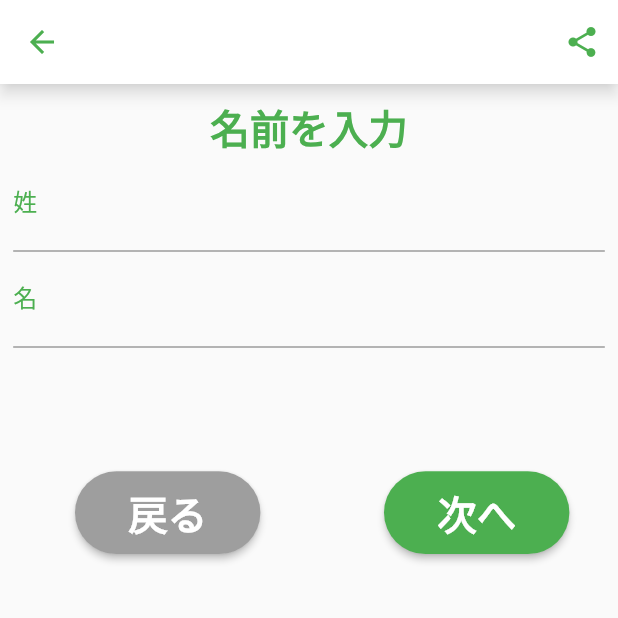
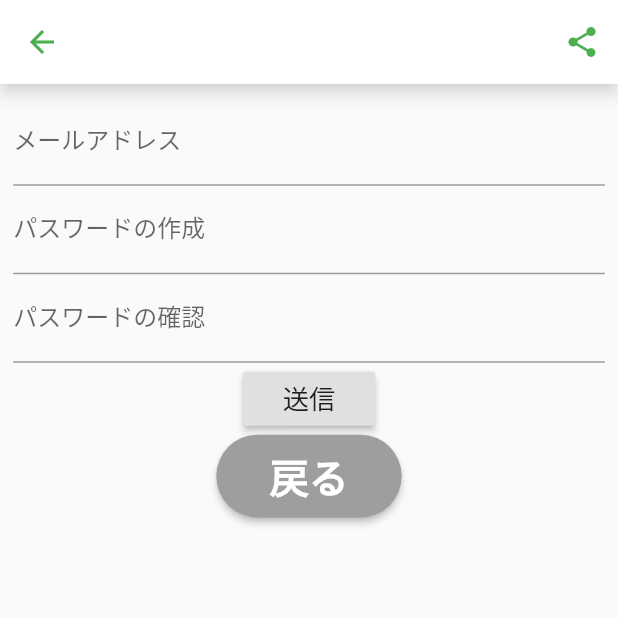
Before and after one commit to CoreForceNITech/Valloon, a Flutter app: the screen it shows after launch, after a tap on "Sign Up", on a phone screen of 412 x 824 dp, the top half of it. Run offline on Flutter 3.47's test engine with Material 2 defaults, Android fonts, the phone set to English and light mode, and no system bars; our stand-ins replace cloud_firestore, firebase_auth, firebase_core, flutter_datetime_picker, flutter_screenutil, flutter_secure_storage and 4 more; accounts and stored records are empty.

Commit message:
ver0.0.8.1 e-mailの登録フォーム追加

```diff
--- a/lib/function/mywidget.dart
+++ b/lib/function/mywidget.dart
@@ -1,8 +1,11 @@
 import 'package:flutter/cupertino.dart';
 import 'package:flutter/material.dart';
 import 'package:flutter_screenutil/flutter_screenutil.dart';
+import 'package:flutter_secure_storage/flutter_secure_storage.dart';
 
 class MyWidget {
+  static const storage = FlutterSecureStorage();
+
   static Container height66_7() {
     return Container(
       height: 66.7.h,
--- a/lib/pages/Introduction/Introduction_name.dart
+++ b/lib/pages/Introduction/Introduction_name.dart
@@ -6,6 +6,7 @@ import 'package:flutter_screenutil/flutter_screenutil.dart';
 import 'package:valloon/pages/main.dart';
 import 'Introduction_birthday.dart';
 import 'package:valloon/pages/login.dart';
+import 'package:valloon/pages/register.dart';
 
 class IntroductionName extends StatefulWidget {
   @override
@@ -35,7 +36,7 @@ class _IntroductionNameState extends State<IntroductionName> {
     return WillPopScope(
       onWillPop: () async {
         //押したら反応するコード
-        return await Func.movePage(context, Login());
+        return await Func.movePage(context, Register());
       },
       child: Scaffold(
         appBar: Func.myAppBar(),
--- a/lib/pages/login.dart
+++ b/lib/pages/login.dart
@@ -3,7 +3,7 @@ import 'package:flutter_screenutil/flutter_screenutil.dart';
 import 'package:flutter_svg/flutter_svg.dart';
 import 'package:valloon/function/func.dart';
 import 'package:valloon/function/mywidget.dart';
-import 'Introduction/Introduction_name.dart';
+import 'register.dart';
 import 'package:valloon/pages/check_user.dart';
 
 class Login extends StatefulWidget {
@@ -131,7 +131,7 @@ class _LoginState extends State<Login> {
                                   ),
                                 ),
                                 onPressed: () {
-                                  Func.movePage(context, IntroductionName());
+                                  Func.movePage(context, Register());
                                 },
                               ),
                             ),
--- /dev/null
+++ b/lib/pages/register.dart
@@ -0,0 +1,114 @@
+import 'package:flutter/material.dart';
+import 'package:valloon/function/func.dart';
+import 'package:valloon/function/mywidget.dart';
+import 'package:valloon/pages/main.dart';
+import 'package:valloon/pages/Introduction/Introduction_name.dart';
+import 'package:flutter_screenutil/flutter_screenutil.dart';
+import 'package:valloon/pages/login.dart';
+
+class Register extends StatefulWidget {
+  @override
+  _RegisterState createState() => _RegisterState();
+}
+
+class _RegisterState extends State<Register> {
+  //文字をサーバーに送るために覚えておく変数
+  final idController = TextEditingController();
+  String _id = '';
+  final passwordController = TextEditingController();
+  String _password = '';
+  final rePasswordController = TextEditingController();
+  String _rePassword = '';
+
+  @override
+  void dispose() {
+    idController.dispose();
+    passwordController.dispose();
+    rePasswordController.dispose();
+    super.dispose();
+  }
+
+  @override
+  Widget build(BuildContext context) {
+    //web,Android上の戻るボタン有効化
+    return WillPopScope(
+      onWillPop: () async {
+        return true;
+      },
+      child: Scaffold(
+        appBar: Func.myAppBar(),
+        body: Container(
+          width: double.infinity,
+          padding: Func.paddingSize(),
+          child: SingleChildScrollView(
+            child: Column(
+              crossAxisAlignment: CrossAxisAlignment.center,
+              children: <Widget>[
+                Column(
+                  children: <Widget>[
+                    TextFormField(
+                      controller: idController,
+                      //入力可能キーボード
+                      decoration: const InputDecoration(
+                        hintText: 'please your e-mail',
+                        labelText: 'メールアドレス',
+                      ),
+                    ),
+                    TextFormField(
+                      controller: passwordController,
+                      obscureText: true,
+                      decoration: const InputDecoration(
+                        hintText: 'please make password',
+                        labelText: 'パスワードの作成',
+                      ),
+                    ),
+                    TextFormField(
+                      controller: rePasswordController,
+                      obscureText: true,
+                      decoration: const InputDecoration(
+                        hintText: 'please enter your password again',
+                        labelText: 'パスワードの確認',
+                      ),
+                    ),
+                  ],
+                ),
+                RaisedButton(
+                  child: Text(
+                    '送信',
+                    style: TextStyle(
+                      fontSize: 16.sp,
+                    ),
+                  ),
+                  onPressed: () async {
+                    _id = idController.text;
+                    _password = passwordController.text;
+                    _rePassword = rePasswordController.text;
+                    if (_id.contains('@') &&
+                        _password != '' &&
+                        _rePassword != '' &&
+                        _password == _rePassword) {
+                      try {
+                        await auth.createUserWithEmailAndPassword(
+                          email: _id,
+                          password: _password,
+                        );
+                        await MyWidget.storage
+                            .write(key: _id, value: _password);
+                        await Func.movePage(context, IntroductionName());
+                      } catch (e) {
+                        print(e.toString());
+                      }
+                    } else {
+                      print("入力が不正です。");
+                    }
+                  },
+                ),
+                Func.smallReturnButton(context, Login())
+              ],
+            ),
+          ),
+        ),
+      ),
+    );
+  }
+}
```
